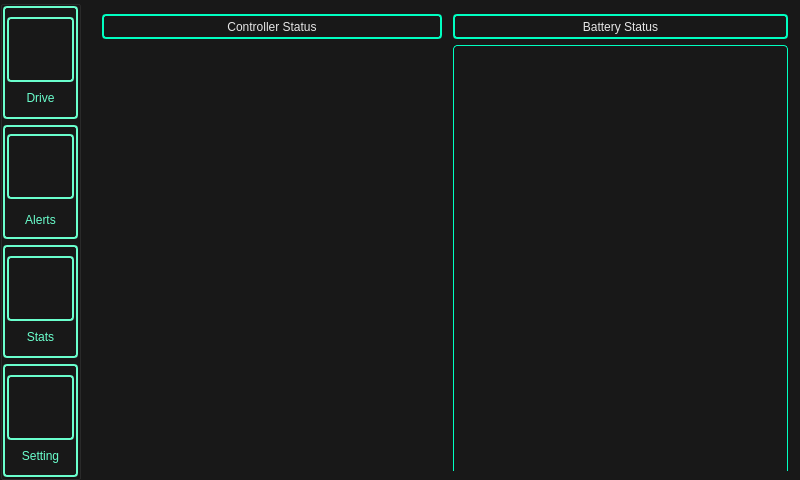
Old version of the form ui/mainwindow.ui in the repository rozkalibrowany/vocc.
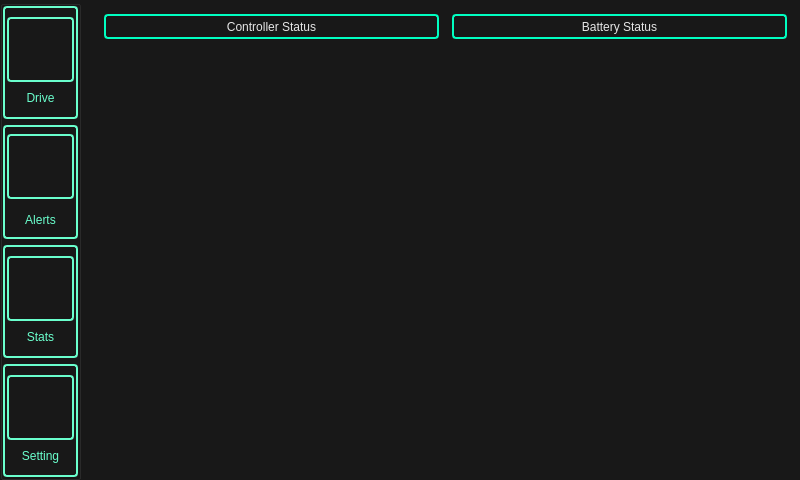
New version of the form. The open tabs and pages were chosen to show the change. Icons and pictures are not drawn.

Commit message: Defined new widget in alerts tab

```diff
--- a/ui/mainwindow.ui
+++ b/ui/mainwindow.ui
@@ -1908,8 +1908,8 @@
                    </property>
                    <property name="maximumSize">
                     <size>
-                     <width>340</width>
-                     <height>16777215</height>
+                     <width>335</width>
+                     <height>440</height>
                     </size>
                    </property>
                   </widget>
@@ -1952,7 +1952,7 @@
                <item>
                 <layout class="QHBoxLayout" name="horizontalLayout_9">
                  <item>
-                  <widget class="QLabel" name="label_2">
+                  <widget class="QWidget" name="batteryWidget" native="true">
                    <property name="minimumSize">
                     <size>
                      <width>335</width>
@@ -1965,9 +1965,6 @@
                      <height>440</height>
                     </size>
                    </property>
-                   <property name="text">
-                    <string/>
-                   </property>
                   </widget>
                  </item>
                 </layout>
```
